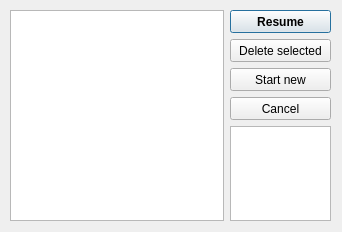
albertoccelli/VORTEX, file source/gui/resume.ui: the form before one commit.
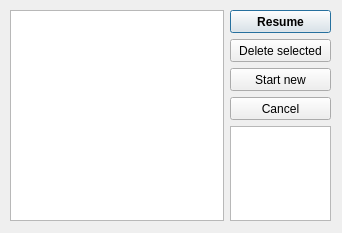
The form after the commit.

```diff
--- a/source/gui/resume.ui
+++ b/source/gui/resume.ui
@@ -7,7 +7,7 @@
     <x>0</x>
     <y>0</y>
     <width>342</width>
-    <height>232</height>
+    <height>233</height>
    </rect>
   </property>
   <property name="windowTitle">
```
